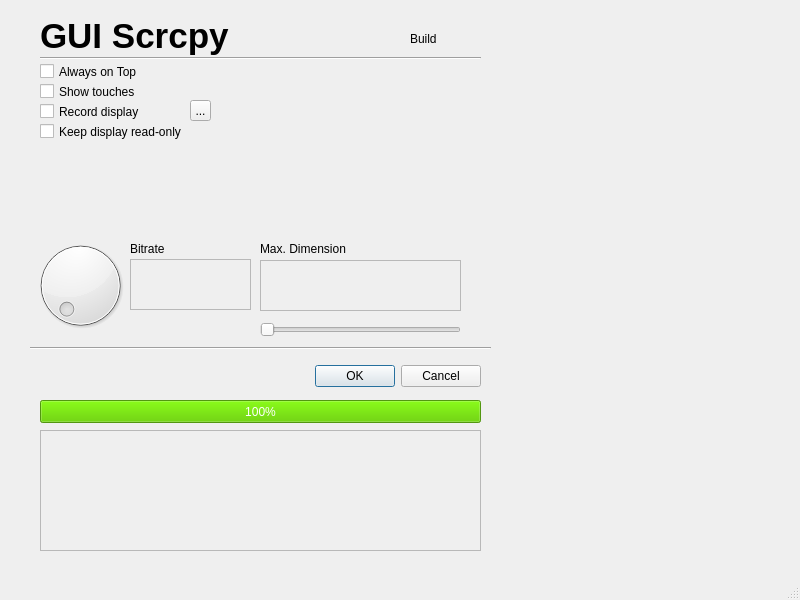
srevinsaju/guiscrcpy, file mainwindow.ui: the form before one commit.
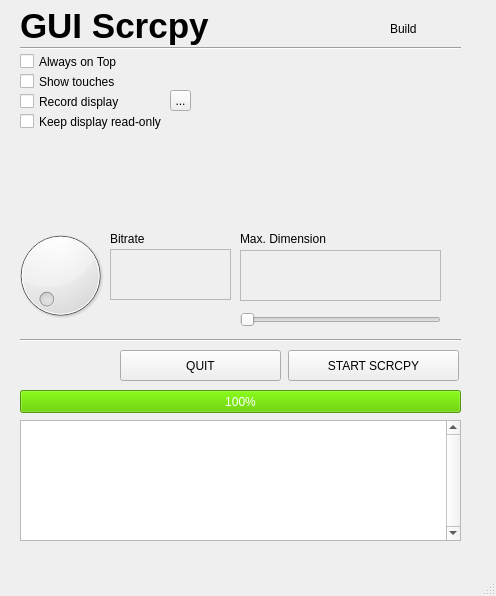
The form after the commit.

```diff
--- a/mainwindow.ui
+++ b/mainwindow.ui
@@ -6,8 +6,8 @@
             <rect>
                 <x>0</x>
                 <y>0</y>
-                <width>800</width>
-                <height>600</height>
+                <width>496</width>
+                <height>596</height>
             </rect>
         </property>
         <property name="windowTitle">
@@ -17,8 +17,8 @@
             <widget class="QProgressBar" name="progressBar">
                 <property name="geometry">
                     <rect>
-                        <x>40</x>
-                        <y>400</y>
+                        <x>20</x>
+                        <y>390</y>
                         <width>441</width>
                         <height>23</height>
                     </rect>
@@ -67,10 +67,10 @@
             <widget class="Line" name="line">
                 <property name="geometry">
                     <rect>
-                        <x>30</x>
-                        <y>340</y>
-                        <width>461</width>
-                        <height>16</height>
+                        <x>20</x>
+                        <y>330</y>
+                        <width>441</width>
+                        <height>20</height>
                     </rect>
                 </property>
                 <property name="orientation">
@@ -83,37 +83,18 @@
                 </property>
                 <property name="geometry">
                     <rect>
-                        <x>260</x>
-                        <y>260</y>
+                        <x>240</x>
+                        <y>250</y>
                         <width>201</width>
                         <height>51</height>
                     </rect>
                 </property>
             </widget>
-            <widget class="QDialogButtonBox" name="buttonBox">
-                <property name="geometry">
-                    <rect>
-                        <x>140</x>
-                        <y>360</y>
-                        <width>341</width>
-                        <height>32</height>
-                    </rect>
-                </property>
-                <property name="orientation">
-                    <enum>Qt::Horizontal</enum>
-                </property>
-                <property name="standardButtons">
-                    <set>QDialogButtonBox::Cancel|QDialogButtonBox::Ok</set>
-                </property>
-                <property name="centerButtons">
-                    <bool>false</bool>
-                </property>
-            </widget>
             <widget class="QLabel" name="label_2">
                 <property name="geometry">
                     <rect>
-                        <x>260</x>
-                        <y>240</y>
+                        <x>240</x>
+                        <y>230</y>
                         <width>201</width>
                         <height>17</height>
                     </rect>
@@ -125,8 +106,8 @@
             <widget class="QCheckBox" name="checkBox_2">
                 <property name="geometry">
                     <rect>
-                        <x>40</x>
-                        <y>80</y>
+                        <x>20</x>
+                        <y>70</y>
                         <width>251</width>
                         <height>23</height>
                     </rect>
@@ -138,8 +119,8 @@
             <widget class="QCheckBox" name="checkBox_3">
                 <property name="geometry">
                     <rect>
-                        <x>40</x>
-                        <y>100</y>
+                        <x>20</x>
+                        <y>90</y>
                         <width>151</width>
                         <height>23</height>
                     </rect>
@@ -151,8 +132,8 @@
             <widget class="QCheckBox" name="checkBox">
                 <property name="geometry">
                     <rect>
-                        <x>40</x>
-                        <y>60</y>
+                        <x>20</x>
+                        <y>50</y>
                         <width>251</width>
                         <height>23</height>
                     </rect>
@@ -167,8 +148,8 @@
                 </property>
                 <property name="geometry">
                     <rect>
-                        <x>130</x>
-                        <y>259</y>
+                        <x>110</x>
+                        <y>249</y>
                         <width>121</width>
                         <height>51</height>
                     </rect>
@@ -184,8 +165,8 @@
             <widget class="QLabel" name="label_4">
                 <property name="geometry">
                     <rect>
-                        <x>410</x>
-                        <y>30</y>
+                        <x>390</x>
+                        <y>20</y>
                         <width>67</width>
                         <height>17</height>
                     </rect>
@@ -197,8 +178,8 @@
             <widget class="QSlider" name="horizontalSlider">
                 <property name="geometry">
                     <rect>
-                        <x>260</x>
-                        <y>320</y>
+                        <x>240</x>
+                        <y>310</y>
                         <width>201</width>
                         <height>20</height>
                     </rect>
@@ -210,8 +191,8 @@
             <widget class="QLabel" name="label_3">
                 <property name="geometry">
                     <rect>
-                        <x>40</x>
-                        <y>10</y>
+                        <x>20</x>
+                        <y>0</y>
                         <width>231</width>
                         <height>51</height>
                     </rect>
@@ -230,8 +211,8 @@
             <widget class="QDial" name="dial">
                 <property name="geometry">
                     <rect>
-                        <x>30</x>
-                        <y>230</y>
+                        <x>10</x>
+                        <y>220</y>
                         <width>101</width>
                         <height>111</height>
                     </rect>
@@ -242,12 +223,12 @@
             </widget>
             <widget class="QTextEdit" name="textEdit">
                 <property name="enabled">
-                    <bool>false</bool>
+                    <bool>true</bool>
                 </property>
                 <property name="geometry">
                     <rect>
-                        <x>40</x>
-                        <y>430</y>
+                        <x>20</x>
+                        <y>420</y>
                         <width>441</width>
                         <height>121</height>
                     </rect>
@@ -257,12 +238,15 @@
                         <family>Courier 10 Pitch</family>
                     </font>
                 </property>
+                <property name="verticalScrollBarPolicy">
+                    <enum>Qt::ScrollBarAlwaysOn</enum>
+                </property>
             </widget>
             <widget class="QCheckBox" name="checkBox_4">
                 <property name="geometry">
                     <rect>
-                        <x>40</x>
-                        <y>120</y>
+                        <x>20</x>
+                        <y>110</y>
                         <width>261</width>
                         <height>23</height>
                     </rect>
@@ -274,8 +258,8 @@
             <widget class="Line" name="line_2">
                 <property name="geometry">
                     <rect>
-                        <x>40</x>
-                        <y>50</y>
+                        <x>20</x>
+                        <y>40</y>
                         <width>441</width>
                         <height>16</height>
                     </rect>
@@ -287,8 +271,8 @@
             <widget class="QToolButton" name="toolButton">
                 <property name="geometry">
                     <rect>
-                        <x>190</x>
-                        <y>100</y>
+                        <x>170</x>
+                        <y>90</y>
                         <width>21</width>
                         <height>21</height>
                     </rect>
@@ -300,8 +284,8 @@
             <widget class="QLabel" name="label">
                 <property name="geometry">
                     <rect>
-                        <x>130</x>
-                        <y>240</y>
+                        <x>110</x>
+                        <y>230</y>
                         <width>111</width>
                         <height>17</height>
                     </rect>
@@ -310,6 +294,32 @@
                     <string>Bitrate</string>
                 </property>
             </widget>
+            <widget class="QPushButton" name="executeaction">
+                <property name="geometry">
+                    <rect>
+                        <x>288</x>
+                        <y>350</y>
+                        <width>171</width>
+                        <height>31</height>
+                    </rect>
+                </property>
+                <property name="text">
+                    <string>START SCRCPY</string>
+                </property>
+            </widget>
+            <widget class="QPushButton" name="quit">
+                <property name="geometry">
+                    <rect>
+                        <x>120</x>
+                        <y>350</y>
+                        <width>161</width>
+                        <height>31</height>
+                    </rect>
+                </property>
+                <property name="text">
+                    <string>QUIT</string>
+                </property>
+            </widget>
         </widget>
         <widget class="QMenuBar" name="menubar">
             <property name="geometry">
```
Left out of the diff: 8 changed lines with no effect on the pictures.
